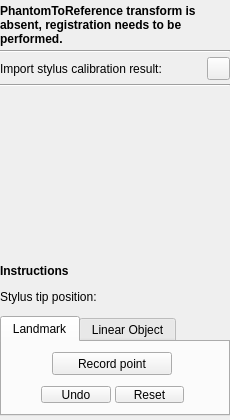
Before: the Qt Designer form PlusApp/fCal/Toolboxes/PhantomRegistrationToolbox.ui in PlusToolkit/PlusApp, drawn with Qt 5.
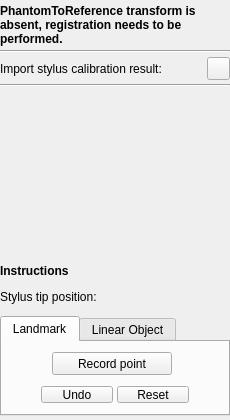
After: the same form once the commit is applied. Icons and pictures are not drawn. Custom widgets are drawn as their Qt base class.

Diff of the .ui file:
```diff
--- a/PlusApp/fCal/Toolboxes/PhantomRegistrationToolbox.ui
+++ b/PlusApp/fCal/Toolboxes/PhantomRegistrationToolbox.ui
@@ -263,7 +263,7 @@
           <rect>
            <x>35</x>
            <y>40</y>
-           <width>151</width>
+           <width>156</width>
            <height>25</height>
           </rect>
          </property>
```
Left out of the diff: 2 changed lines with no effect on the pictures.
